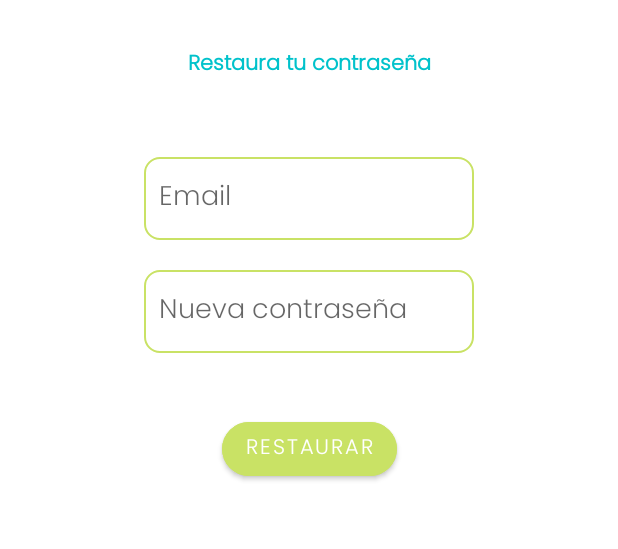
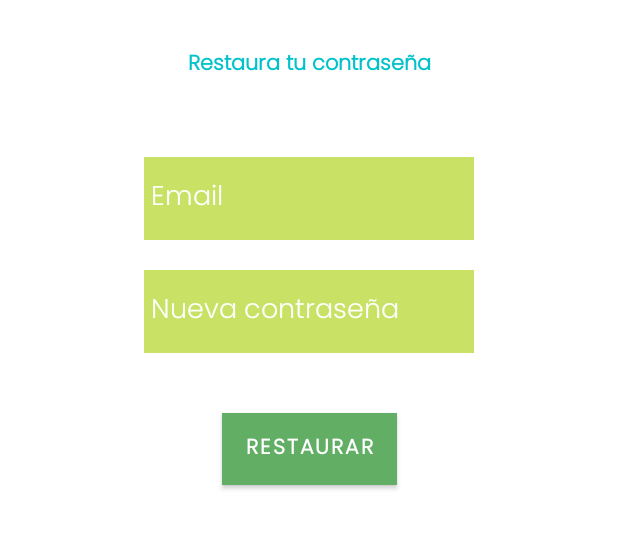
Before and after one commit to Yeferson-Quevedo/MisionTic, an Android app: the RestoreActivity screen opened directly, with no data from a screen before it, on a phone screen of 412 x 824 dp, the part 523-1072 px from its top. Run offline under Robolectric (Android 15) with nearby library versions, the phone set to English and light mode, and no system bars.

Commit message:
agregando más colores

```diff
--- a/app/src/main/res/layout/activity_restore.xml
+++ b/app/src/main/res/layout/activity_restore.xml
@@ -24,11 +24,13 @@
         android:layout_width="220dp"
         android:layout_height="55dp"
         android:layout_marginBottom="20dp"
+        android:background="@color/green"
         android:ems="10"
-        android:hint="Email"
+        android:fontFamily="@font/poppinslight"
+        android:hint=" Email"
         android:inputType="textEmailAddress"
-        android:background="@drawable/stylo_border_editext"
-        android:fontFamily="@font/poppinslight"
+        android:textColor="#FFFFFF"
+        android:textColorHint="#FFFFFF"
         app:layout_constraintBottom_toTopOf="@+id/editTextNewPassword"
         app:layout_constraintEnd_toEndOf="parent"
         app:layout_constraintStart_toStartOf="parent"
@@ -39,11 +41,13 @@
         android:layout_width="220dp"
         android:layout_height="55dp"
         android:layout_marginBottom="40dp"
+        android:background="@color/green"
         android:ems="10"
-        android:hint="Nueva contraseña"
+        android:fontFamily="@font/poppinslight"
+        android:hint=" Nueva contraseña"
         android:inputType="textPassword"
-        android:background="@drawable/stylo_border_editext"
-        android:fontFamily="@font/poppinslight"
+        android:textColor="#FFFFFF"
+        android:textColorHint="#FFFFFF"
         app:layout_constraintBottom_toTopOf="@+id/restaurarbutton"
         app:layout_constraintEnd_toEndOf="parent"
         app:layout_constraintStart_toStartOf="parent"
@@ -54,9 +58,12 @@
         android:layout_width="wrap_content"
         android:layout_height="wrap_content"
         android:layout_marginBottom="152dp"
+        android:background="#60AE63"
+        android:backgroundTint="@color/green"
+        android:fontFamily="@font/poppinslight"
         android:text="Restaurar"
-        android:fontFamily="@font/poppinslight"
-        android:backgroundTint="@color/green"
+        android:textStyle="bold"
+        app:backgroundTint="#62AE65"
         app:cornerRadius="20dp"
         app:layout_constraintBottom_toBottomOf="parent"
         app:layout_constraintEnd_toEndOf="parent"
```
Also changed, not shown: app/src/main/res/layout/activity_register.xml (+5 -5 lines), 9 other files.
